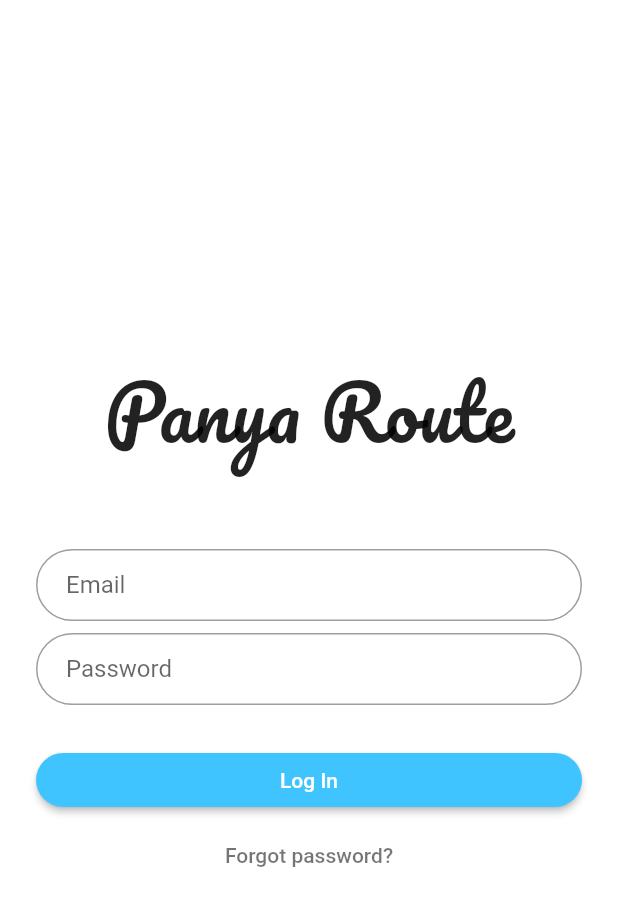
After one commit to Muchene/PanyaRouteFrontEnd, a Flutter app: the screen it shows after launch, on a phone screen of 412 x 824 dp. The commit adds this screen. Shown: the top 906 px of the screen. Run offline on Flutter 3.47's test engine with Material 2 defaults, Android fonts, the light colour scheme and no system bars; our stand-ins replace flutter_map, latlong.

Commit message:
Add login page

```diff
--- a/lib/main.dart
+++ b/lib/main.dart
@@ -9,6 +9,7 @@ import './pages/polyline.dart';
 import './pages/tap_to_add.dart';
 import './pages/offline_map.dart';
 import './pages/on_tap.dart';
+import './pages/login.dart';
 
 void main() => runApp(new MyApp());
 
@@ -21,7 +22,7 @@ class MyApp extends StatelessWidget {
       theme: new ThemeData(
         primarySwatch: mapBoxBlue,
       ),
-      home: new HomePage(),
+      home: new LoginPage(),
       routes: <String, WidgetBuilder>{
         TapToAddPage.route: (context) => new TapToAddPage(),
         EsriPage.route: (context) => new EsriPage(),
@@ -32,6 +33,7 @@ class MyApp extends StatelessWidget {
         PluginPage.route: (context) => new PluginPage(),
         OfflineMapPage.route: (context) => new OfflineMapPage(),
         OnTapPage.route: (context) => new OnTapPage(),
+        HomePage.route: (context) => new HomePage(),
       },
     );
   }
--- a/lib/pages/home.dart
+++ b/lib/pages/home.dart
@@ -4,7 +4,8 @@ import '../widgets/drawer.dart';
 import 'package:latlong/latlong.dart';
 
 class HomePage extends StatelessWidget {
-  static const String route = '/';
+  static const String
+  route = '/home';
   Widget build(BuildContext context) {
     var markers = <Marker>[
       new Marker(
@@ -37,7 +38,8 @@ class HomePage extends StatelessWidget {
 
     return new Scaffold(
       appBar: new AppBar(title: new Text("Home")),
-      drawer: buildDrawer(context, route),
+      drawer: buildDrawer(context,
+      route),
       body: new Padding(
         padding: new EdgeInsets.all(8.0),
         child: new Column(
--- /dev/null
+++ b/lib/pages/login.dart
@@ -0,0 +1,87 @@
+import 'package:flutter/material.dart';
+import 'home.dart';
+
+
+class LoginPage extends StatefulWidget {
+  static String tag = 'login-page';
+
+  @override
+  _LoginPageState createState() => new _LoginPageState();
+
+}
+
+class _LoginPageState extends State<LoginPage> {
+
+  @override
+  Widget build(BuildContext context) {
+    final Text heading = new Text(
+      "Panya Route",
+      textAlign: TextAlign.center,
+      style: new TextStyle(
+        fontFamily: "Pacifico",
+        fontSize: 50.0,
+    ));
+
+     final email = TextFormField(
+      keyboardType: TextInputType.emailAddress,
+      autofocus: false,
+      initialValue: '',
+      decoration: InputDecoration(
+        hintText: 'Email',
+        contentPadding: EdgeInsets.fromLTRB(20.0, 10.0, 20.0, 10.0),
+        border: OutlineInputBorder(borderRadius: BorderRadius.circular(32.0)),
+      ),
+    );
+
+    final password = TextFormField(
+      autofocus: false,
+      initialValue: '',
+      obscureText: true,
+      decoration: InputDecoration(
+        hintText: 'Password',
+        contentPadding: EdgeInsets.fromLTRB(20.0, 10.0, 20.0, 10.0),
+        border: OutlineInputBorder(borderRadius: BorderRadius.circular(32.0)),
+      ),
+    );
+
+    final loginButton = Padding(
+      padding: EdgeInsets.symmetric(vertical: 2.0),
+      child:  RaisedButton(
+          shape: RoundedRectangleBorder(borderRadius: BorderRadius.circular(40.0)),
+          onPressed: () {
+            Navigator.of(context).pushNamed(HomePage.route);
+          },
+          color: Colors.lightBlueAccent,
+          child: Text('Log In', style: TextStyle(color: Colors.white)),
+        ),
+    );
+
+    final forgotLabel = FlatButton(
+      child: Text(
+        'Forgot password?',
+        style: TextStyle(color: Colors.black54),
+      ),
+      onPressed: () {},
+    );
+
+    return Scaffold(
+      backgroundColor: Colors.white,
+      body: Center(
+        child: ListView(
+          shrinkWrap: true,
+          padding: EdgeInsets.only(left: 24.0, right: 24.0),
+          children: <Widget>[
+            heading,
+            SizedBox(height: 48.0),
+            email,
+            SizedBox(height: 8.0),
+            password,
+            SizedBox(height: 24.0),
+            loginButton,
+            forgotLabel
+          ],
+        ),
+      ),
+    );
+  }
+}
--- a/lib/widgets/drawer.dart
+++ b/lib/widgets/drawer.dart
@@ -16,7 +16,7 @@ Drawer buildDrawer(BuildContext context, String currentRoute) {
       children: <Widget>[
         const DrawerHeader(
           child: const Center(
-            child: const Text("Flutter Map Examples"),
+            child: const Text("Panya Route"),
           ),
         ),
         new ListTile(
--- a/pubspec.yaml
+++ b/pubspec.yaml
@@ -13,6 +13,12 @@ dev_dependencies:
 
 flutter:
   uses-material-design: true
+  fonts:
+     - family: Pacifico
+       fonts:
+         - asset: fonts/Pacifico-Regular.ttf
+           style: normal
+           weight: 700
   assets:
     - assets/map/anholt_osmbright/12/2177/
     - assets/map/anholt_osmbright/12/2178/
```
Also changed, not shown: fonts/Pacifico-Regular.ttf (added).
